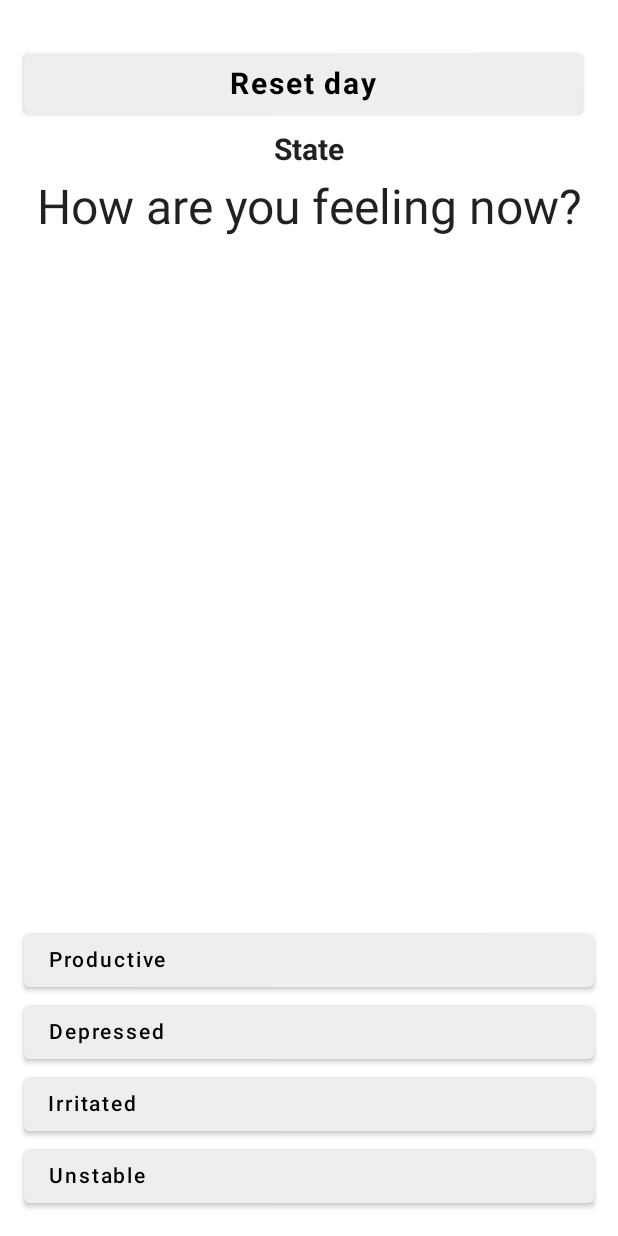
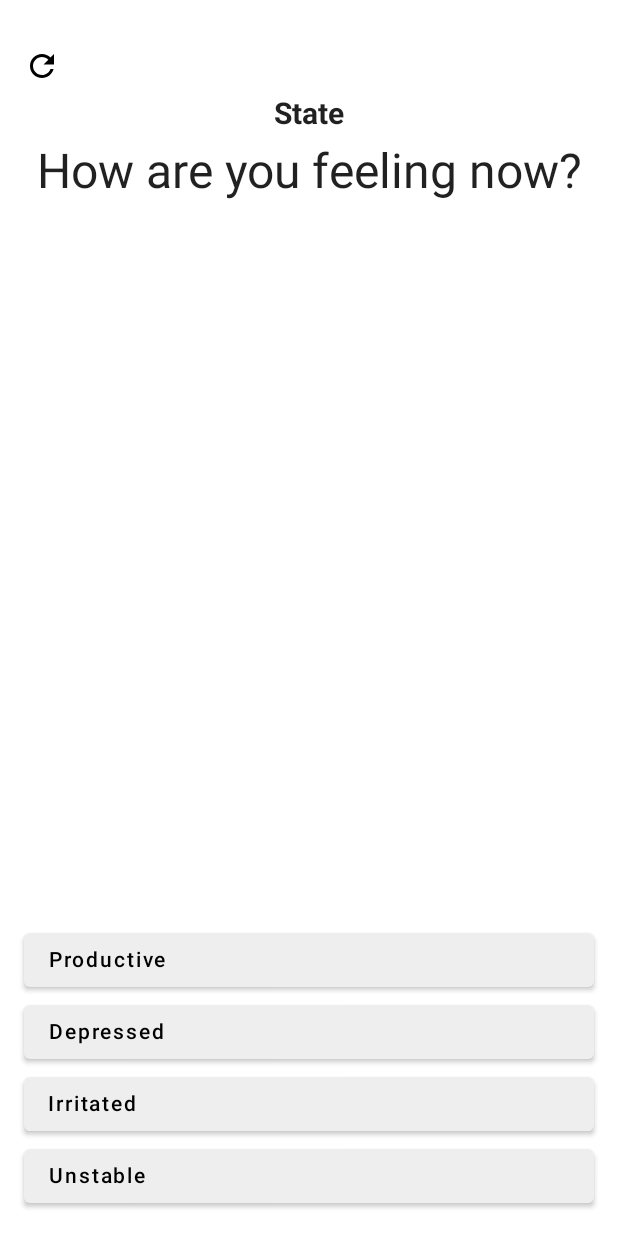
Before and after one commit to cucumber007/state, an Android app built with Jetpack Compose: the screen it shows after launch (MainActivity), on a phone screen of 412 x 824 dp. Run offline under Robolectric (Android 15) with nearby library versions, the light colour scheme and no system bars.

Commit message:
Update reset state button

```diff
--- a/app/src/main/java/com/spqrta/state/app/action/AppReadyAction.kt
+++ b/app/src/main/java/com/spqrta/state/app/action/AppReadyAction.kt
@@ -1,6 +1,10 @@
 package com.spqrta.state.app.action
 
 sealed interface AppReadyAction : AppAction {
-    sealed class Action: AppReadyAction
+    sealed class Action : AppReadyAction {
+        override fun toString(): String = javaClass.simpleName
+    }
+
+    object FlipResetStateEnabledAction : Action()
     object ResetDayAction : Action()
 }
--- a/app/src/main/java/com/spqrta/state/app/features/core/AppState.kt
+++ b/app/src/main/java/com/spqrta/state/app/features/core/AppState.kt
@@ -1,20 +1,17 @@
 package com.spqrta.state.app.features.core
 
 import com.spqrta.state.app.*
-import com.spqrta.state.app.action.AppAction
 import com.spqrta.state.app.action.AppReadyAction
 import com.spqrta.state.app.action.OnResumeAction
 import com.spqrta.state.app.features.daily.clock_mode.ClockMode
 import com.spqrta.state.app.features.daily.clock_mode.Update
 import com.spqrta.state.app.features.daily.DailyState
-import com.spqrta.state.app.features.daily.personas.*
 import com.spqrta.state.app.features.daily.routine.CleanTeeth
 import com.spqrta.state.app.features.daily.timers.Timers
 import com.spqrta.state.app.features.stats.Stats
 import com.spqrta.state.app.features.storage.Storage
 import com.spqrta.state.app.state.optics.AppReadyOptics.optDailyState
 import com.spqrta.state.app.state.optics.AppReadyOptics.optStats
-import com.spqrta.state.util.*
 import com.spqrta.state.util.optics.*
 import com.spqrta.state.util.state_machine.Reduced
 import com.spqrta.state.util.state_machine.widen
@@ -30,7 +27,6 @@ sealed class AppState {
 
 object AppNotInitialized : AppState()
 
-@Suppress("RemoveRedundantQualifierName")
 @Serializable
 data class AppReady(
     val dailyState: DailyState,
@@ -39,6 +35,7 @@ data class AppReady(
     val timers: Timers = Timers(),
     val stats: Stats = Stats(),
     val storage: Storage = Storage(),
+    val resetStateEnabled: Boolean = false,
 ) : AppState() {
 
     companion object {
@@ -51,13 +48,23 @@ data class AppReady(
         )
 
         fun reduce(action: AppReadyAction, state: AppReady): Reduced<out AppReady, out AppEffect> {
-            return wrap(state, optDailyState, optStats) { oldDailyState, oldStats ->
-                when (action) {
-                    AppReadyAction.ResetDayAction -> {
-                        resetDay(oldStats, oldDailyState)
+            return when (action) {
+                AppReadyAction.ResetDayAction -> {
+                    wrap(state, optDailyState, optStats) { oldDailyState, oldStats ->
+                        if (state.resetStateEnabled) {
+                            resetDay(oldStats, oldDailyState)
+                        } else {
+                            (oldDailyState to oldStats).withEffects()
+                        }
                     }
+                }
 
-                    is OnResumeAction -> {
+                is AppReadyAction.FlipResetStateEnabledAction -> {
+                    state.copy(resetStateEnabled = !state.resetStateEnabled).withEffects()
+                }
+
+                is OnResumeAction -> {
+                    wrap(state, optDailyState, optStats) { oldDailyState, oldStats ->
                         if (action.datetime.isAfter(
                                 LocalDateTime.of(
                                     oldDailyState.date.plusDays(1),
--- a/app/src/main/java/com/spqrta/state/ui/MainActivity.kt
+++ b/app/src/main/java/com/spqrta/state/ui/MainActivity.kt
@@ -26,6 +26,8 @@ import com.spqrta.state.app.App
 import com.spqrta.state.app.action.AppReadyAction
 import com.spqrta.state.app.action.FlipperAction
 import com.spqrta.state.app.action.OnResumeAction
+import com.spqrta.state.app.features.core.AppNotInitialized
+import com.spqrta.state.app.features.core.AppReady
 import com.spqrta.state.app.features.core.AppState
 import com.spqrta.state.app.features.daily.personas.productive.Flipper
 import com.spqrta.state.app.features.daily.personas.productive.Hour
@@ -75,7 +77,12 @@ class MainActivity : ComponentActivity() {
 @Composable
 fun AppView(orientation: Orientation) {
     val state = App.state.collectAsState().value
+    when (state) {
+        AppNotInitialized -> {
+            Text("App not initialized")
+        }
 
+        is AppReady -> {
             AppTheme {
                 Surface(
                     modifier = Modifier.fillMaxSize(),
@@ -88,9 +95,11 @@ fun AppView(orientation: Orientation) {
                 }
             }
         }
+    }
+}
 
 @Composable
-fun PortraitView(state: AppState) {
+fun PortraitView(state: AppReady) {
     Column(
         Modifier
             .padding(
--- a/app/src/main/java/com/spqrta/state/ui/view/Header.kt
+++ b/app/src/main/java/com/spqrta/state/ui/view/Header.kt
@@ -2,54 +2,53 @@
 
 package com.spqrta.state.ui.view
 
+import androidx.compose.foundation.Image
+import androidx.compose.foundation.background
+import androidx.compose.foundation.gestures.detectTapGestures
 import androidx.compose.foundation.layout.Box
 import androidx.compose.foundation.layout.Row
 import androidx.compose.foundation.layout.fillMaxWidth
 import androidx.compose.foundation.layout.padding
-import androidx.compose.material.Button
-import androidx.compose.material.ButtonDefaults
-import androidx.compose.material.Text
+import androidx.compose.material.icons.Icons
+import androidx.compose.material.icons.filled.Refresh
 import androidx.compose.runtime.Composable
-import androidx.compose.ui.Alignment
 import androidx.compose.ui.Modifier
 import androidx.compose.ui.graphics.Color
-import androidx.compose.ui.text.font.FontWeight
+import androidx.compose.ui.input.pointer.pointerInput
 import androidx.compose.ui.unit.Dp
 import androidx.compose.ui.unit.ExperimentalUnitApi
-import androidx.compose.ui.unit.TextUnit
-import androidx.compose.ui.unit.TextUnitType
 import com.spqrta.state.app.App
 import com.spqrta.state.app.action.AppReadyAction
-import com.spqrta.state.app.features.core.AppState
-import com.spqrta.state.ui.theme.Grey
+import com.spqrta.state.app.features.core.AppReady
 
 @Composable
-fun Header(state: AppState) {
+fun Header(state: AppReady) {
     Box {
         Row(
             Modifier
                 .fillMaxWidth()
                 .padding(bottom = Dp(8f))
         ) {
-            Button(
-                onClick = {
-                    App.handleAction(AppReadyAction.ResetDayAction)
-                },
-                colors = ButtonDefaults.buttonColors(
-                    backgroundColor = Grey,
-                    contentColor = Color.Black
-                ),
-                modifier = Modifier
-                    .weight(1f)
-                    .padding(end = Dp(8f)),
-            ) {
-                Text(
-                    text = "Reset day",
-                    Modifier.align(Alignment.CenterVertically),
-                    fontSize = TextUnit(20f, TextUnitType.Sp),
-                    fontWeight = FontWeight.Bold,
-                )
-            }
+            Image(
+                imageVector = Icons.Default.Refresh,
+                contentDescription = null,
+                modifier = if (state.resetStateEnabled) {
+                    Modifier.background(Color.Red)
+                } else {
+                    Modifier
+                }.pointerInput(Unit) {
+                    detectTapGestures(
+                        onTap = {
+                            App.handleAction(AppReadyAction.ResetDayAction)
+                        },
+                        onLongPress = {
+                            App.handleAction(
+                                AppReadyAction.FlipResetStateEnabledAction
+                            )
+                        }
+                    )
+                }
+            )
         }
     }
 }
```
Lines whose indentation alone changed are shown as unchanged.
